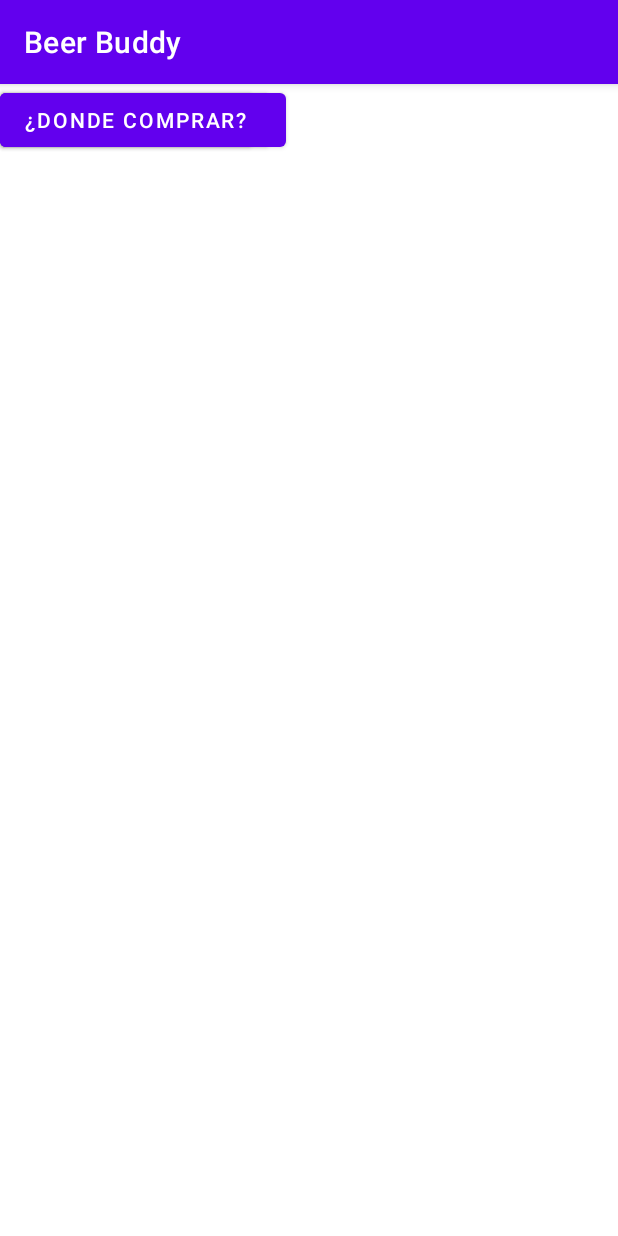
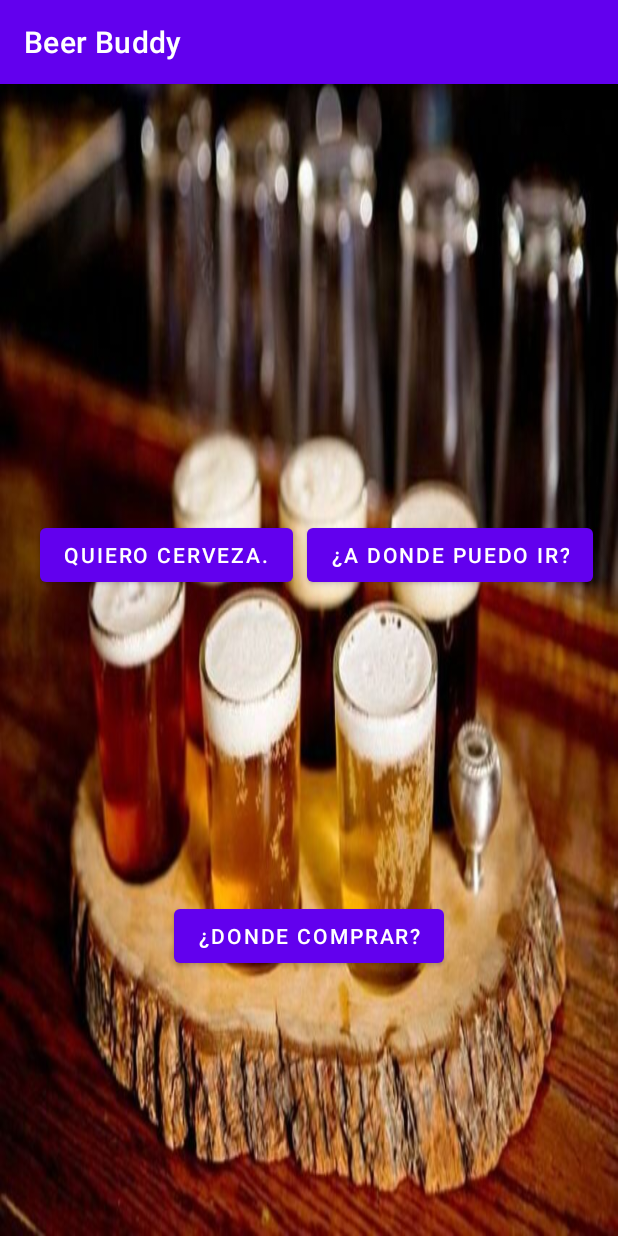
Before and after one commit to nereo-lopez/beerbuddy, an Android app: the screen it shows after launch (MainActivity), on a phone screen of 412 x 824 dp. Run offline under Robolectric (Android 15) with nearby library versions, the light colour scheme and no system bars.

Commit message:
Background added. Main screen 70% completed.

```diff
--- a/BeerBuddy/app/src/main/res/layout/activity_main.xml
+++ b/BeerBuddy/app/src/main/res/layout/activity_main.xml
@@ -4,30 +4,39 @@
     xmlns:tools="http://schemas.android.com/tools"
     android:layout_width="match_parent"
     android:layout_height="match_parent"
+    android:background="@drawable/tasterbg"
     tools:context=".MainActivity">
 
     <Button
         android:id="@+id/button"
         android:layout_width="wrap_content"
         android:layout_height="wrap_content"
+        android:layout_marginStart="10dp"
+        android:layout_marginTop="290dp"
+        android:layout_marginEnd="9dp"
         android:text="@string/beerButton"
-        tools:layout_editor_absoluteX="25dp"
-        tools:layout_editor_absoluteY="234dp" />
+        app:layout_constraintEnd_toStartOf="@+id/button2"
+        app:layout_constraintHorizontal_chainStyle="packed"
+        app:layout_constraintStart_toStartOf="parent"
+        app:layout_constraintTop_toTopOf="parent" />
 
     <Button
         android:id="@+id/button2"
         android:layout_width="wrap_content"
         android:layout_height="wrap_content"
         android:text="@string/locationButton"
-        tools:layout_editor_absoluteX="203dp"
-        tools:layout_editor_absoluteY="234dp" />
+        app:layout_constraintBaseline_toBaselineOf="@+id/button"
+        app:layout_constraintEnd_toEndOf="parent"
+        app:layout_constraintStart_toEndOf="@+id/button" />
 
     <Button
         android:id="@+id/button3"
         android:layout_width="wrap_content"
         android:layout_height="wrap_content"
+        android:layout_marginBottom="176dp"
         android:text="@string/storesButton"
-        tools:layout_editor_absoluteX="115dp"
-        tools:layout_editor_absoluteY="507dp" />
+        app:layout_constraintBottom_toBottomOf="parent"
+        app:layout_constraintEnd_toEndOf="parent"
+        app:layout_constraintStart_toStartOf="parent" />
 
 </androidx.constraintlayout.widget.ConstraintLayout>
```
Also changed, not shown: BeerBuddy/app/src/main/res/drawable/tasterbg.jpg (added).
